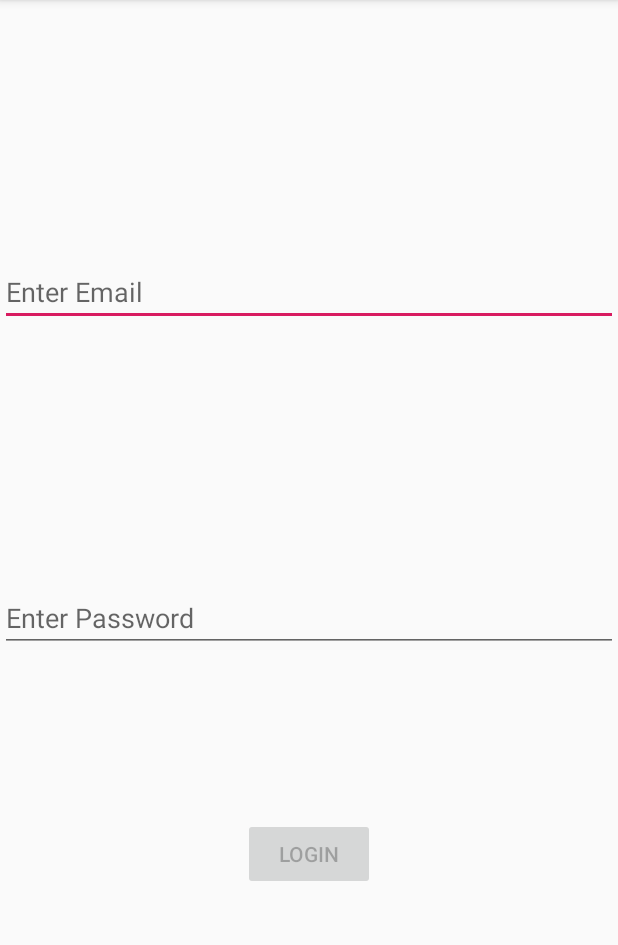
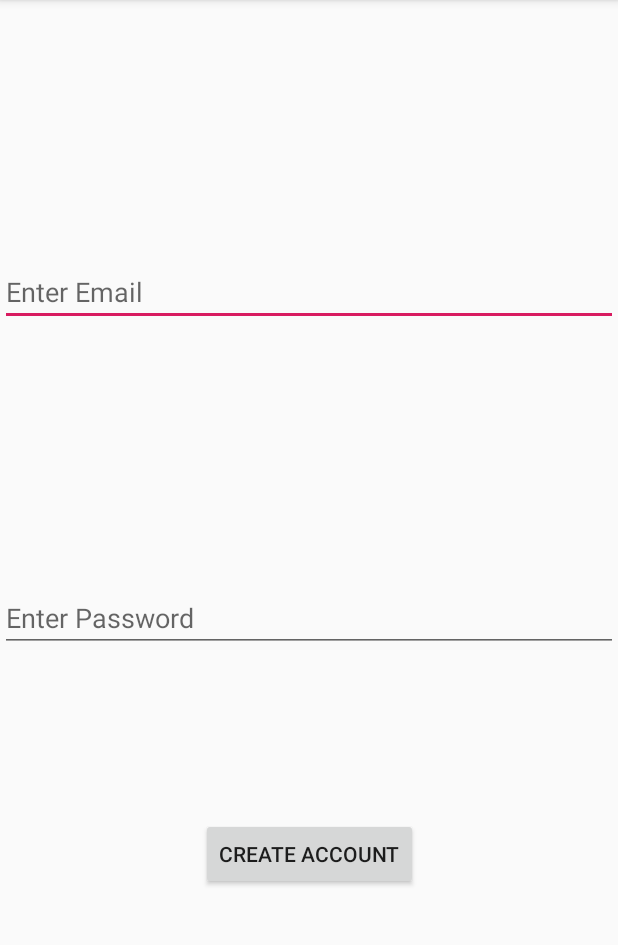
Before and after one commit to andrew-yt-wong/HackSC2020, an Android app: the CreateActivity screen opened directly, with no data from a screen before it, on a phone screen of 412 x 824 dp, the part 84-1029 px from its top. Run offline under Robolectric (Android 15) with nearby library versions, the phone set to English and light mode, and no system bars; our stand-ins replace Firebase (no records; nobody signed in at launch, a user with empty details on screens opened directly).

Commit message:
create Account

```diff
--- a/HackSC2020Project/app/src/main/java/com/example/hacksc2020project/CreateActivity.java
+++ b/HackSC2020Project/app/src/main/java/com/example/hacksc2020project/CreateActivity.java
@@ -10,6 +10,10 @@ import android.widget.EditText;
 import android.widget.Toast;
 
 import com.example.hacksc2020project.ui.login.LoginActivity;
+import com.google.android.gms.tasks.OnCompleteListener;
+import com.google.android.gms.tasks.Task;
+import com.google.firebase.auth.AuthResult;
+import com.google.firebase.auth.FirebaseAuth;
 import com.google.firebase.database.DataSnapshot;
 import com.google.firebase.database.DatabaseError;
 import com.google.firebase.database.FirebaseDatabase;
@@ -19,13 +23,38 @@ import com.google.firebase.firestore.auth.User;
 
 public class CreateActivity extends AppCompatActivity {
 
-
+    EditText newEmail, password;
+    Button createAcc;
+    FirebaseAuth firebaseAuth;
     @Override
     protected void onCreate(Bundle savedInstanceState) {
         super.onCreate(savedInstanceState);
         setContentView(R.layout.activity_create);
 
+        newEmail = findViewById(R.id.newEmail);
+        password = findViewById(R.id.newPassword);
+        createAcc = findViewById(R.id.createButton);
 
+        firebaseAuth = firebaseAuth.getInstance();
+
+        createAcc.setOnClickListener(new View.OnClickListener(){
+            @Override
+            public void onClick(View view){
+                firebaseAuth.createUserWithEmailAndPassword(newEmail.getText().toString(),
+                        password.getText().toString()).addOnCompleteListener(new OnCompleteListener<AuthResult>() {
+                    @Override
+                    public void onComplete(@NonNull Task<AuthResult> task) {
+                        if(task.isSuccessful()){
+                            Toast.makeText(CreateActivity.this, "Registered Successfully",
+                                    Toast.LENGTH_LONG).show();
+                        }else{
+                            Toast.makeText(CreateActivity.this, task.getException().getMessage(),
+                                    Toast.LENGTH_LONG).show();
+                        }
+                    }
+                });
+            }
+        });
     }
 
 }
--- a/HackSC2020Project/app/src/main/java/com/example/hacksc2020project/ui/login/LoginActivity.java
+++ b/HackSC2020Project/app/src/main/java/com/example/hacksc2020project/ui/login/LoginActivity.java
@@ -145,7 +145,7 @@ public class LoginActivity extends AppCompatActivity {
         });
     }
     private void signIn(final String email, final String password){
-        users.addListenerForSingleValueEvent(new ValueEventListener() {
+        /*users.addListenerForSingleValueEvent(new ValueEventListener() {
             @Override
             public void onDataChange(@NonNull DataSnapshot dataSnapshot) {
                 if(dataSnapshot.child(email).exists()){
@@ -167,7 +167,9 @@ public class LoginActivity extends AppCompatActivity {
             public void onCancelled(@NonNull DatabaseError databaseError) {
 
             }
-        });
+
+
+        });*/
     }
 
     private void updateUiWithUser(LoggedInUserView model) {
--- a/HackSC2020Project/app/src/main/res/layout/activity_create.xml
+++ b/HackSC2020Project/app/src/main/res/layout/activity_create.xml
@@ -42,8 +42,8 @@
         android:layout_height="wrap_content"
         android:layout_gravity="start"
         android:layout_marginBottom="64dp"
-        android:enabled="false"
-        android:text="Login"
+        android:enabled="true"
+        android:text="Create Account"
         app:layout_constraintBottom_toBottomOf="parent"
         app:layout_constraintEnd_toEndOf="parent"
         app:layout_constraintStart_toStartOf="parent"
```
